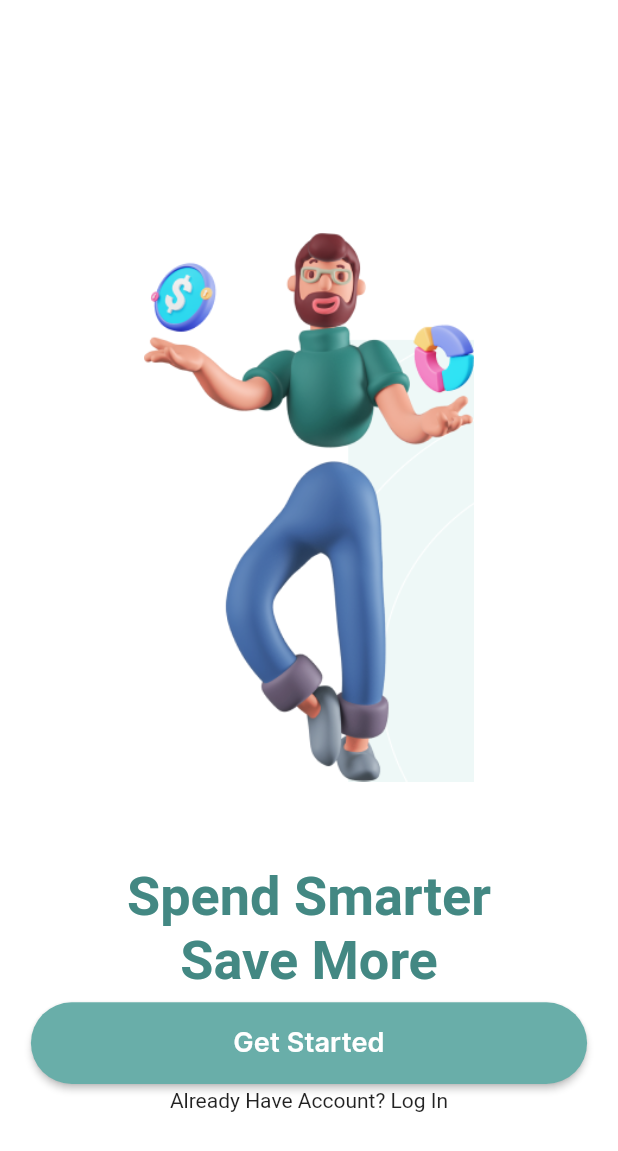
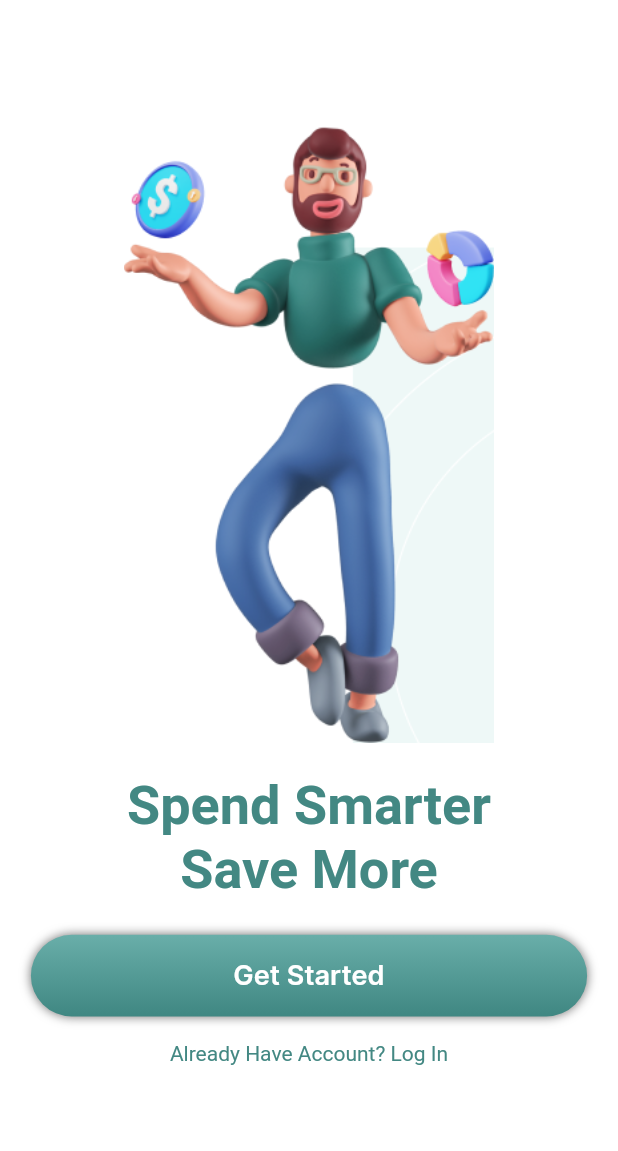
Before and after one commit to caneto/uifazendeiro, a Flutter app: the screen it shows after launch, on a phone screen of 412 x 824 dp. Shown: the top 1151 px of the screen. Run offline on Flutter 3.47's test engine with Material 2 defaults, Android fonts, the phone set to English and light mode, and no system bars.

Commit message:
Atualização.

```diff
--- a/lib/ui/onboarding/onboarding_page.dart
+++ b/lib/ui/onboarding/onboarding_page.dart
@@ -1,5 +1,6 @@
 import 'package:flutter/material.dart';
-import 'package:uifinanceiro/utils/styles/button_styles.dart';
+import 'package:uifinanceiro/ui/homepage/page/home_page.dart';
+import 'package:uifinanceiro/utils/extensions/context_extension.dart';
 import 'package:uifinanceiro/utils/styles/colors_app.dart';
 import 'package:uifinanceiro/utils/styles/text_styles.dart';
 import 'package:uifinanceiro/utils/widgets/button.dart';
@@ -11,28 +12,24 @@ class OnboardingPage extends StatelessWidget {
   Widget build(BuildContext context) {
     return Scaffold(
       backgroundColor: Colors.white,
-      body: Stack(
-        children: [
-          Align(
-            alignment: Alignment.topCenter,
-            child: Padding(
-              padding: EdgeInsets.only(
-                  top: MediaQuery.of(context).size.height * .01),
-              child: Image.asset(
-                'assets/images/specular.png',
-                width: 220,
-                height: MediaQuery.of(context).size.height * .8,
-              ),
-            ),
-          ),
-          Column(
+      body: SafeArea(
+        child:
+          SingleChildScrollView(
+            child: Column(
               crossAxisAlignment: CrossAxisAlignment.center,
               mainAxisAlignment: MainAxisAlignment.spaceBetween,
               children: [
-              Padding(
+                Container(
+                  margin: const EdgeInsets.only(top: 76),
                   padding: EdgeInsets.only(
-                    top: MediaQuery.of(context).size.height * .70),
-                child: Column(children: [
+                      top: context.height * .01),
+                  child: Image.asset(
+                    'assets/images/specular.png',
+                    width: 277.05,
+                    height: 411,
+                  ),
+                ),
+                const SizedBox(height: 21,),
                 Text(
                   'Spend Smarter',
                   style: TextStyle(
@@ -52,33 +49,58 @@ class OnboardingPage extends StatelessWidget {
                     color: ColorsApp.instance.green2,
                   ),
                 ),
-                ]),
+                const SizedBox(height: 22,),
+                Center(
+                  child: Container(
+                          decoration: BoxDecoration(
+                           gradient: LinearGradient(
+                            begin: Alignment.topCenter,
+                              end: Alignment.bottomCenter,
+                              colors: [
+                                  ColorsApp.instance.greenlinear,
+                                  ColorsApp.instance.greenlinear2,
+                              ],
                             ),
-              Padding(
-                padding: EdgeInsets.only(
-                    bottom: MediaQuery.of(context).size.height * .10),
-                child: Center(
-                  child: Column(
-                    children: [
-                      Button(
-                        height: MediaQuery.of(context).size.height * .066,
-                        widht: MediaQuery.of(context).size.width * .9,
+                            borderRadius: BorderRadius.circular(30),
+                            boxShadow: const <BoxShadow>[
+                              BoxShadow(
+                                color: Color.fromRGBO(0, 0, 0, 0.57),
+                                blurRadius: 5
+                              )
+
+                            ]
+                        ),
+                        child: Button(
+                          height: context.height * .066,
+                          widht: context.width * .9,
                           onPressed: () {
                             //widget.presenter.checkLogin();
+                            Navigator.of(context).pushReplacement(MaterialPageRoute(
+                              builder: (BuildContext context) => const HomePage()));
                           },
-                        style: context.buttonStyles.greenButton,
+                          style: ElevatedButton.styleFrom(
+                             backgroundColor: Colors.transparent,
+                             disabledForegroundColor: Colors.transparent,
+                             shadowColor: Colors.transparent,
+                             //make color or elevated button transparent
+                          ),
                           labelStyle: context.textStyles.textStart,
                           label: 'Get Started',
                         ),
-                      const SizedBox(height: 3,),
-                      const Text('Already Have Account? Log In'),
-                    ],
                       ),
+                    ),
+                    const SizedBox(height: 17,),
+                    Text(
+                      'Already Have Account? Log In',
+                      style: TextStyle(
+                        fontSize: 14,
+                        fontWeight: FontWeight.normal,
+                        color: ColorsApp.instance.green2,
                       ),
                     ),
               ],
+            ),
           )
-        ],
         ),
       );
   }
--- /dev/null
+++ b/lib/utils/extensions/int_extension.dart
@@ -0,0 +1,5 @@
+extension IntSC on int {
+  Duration get milliseconds {
+    return Duration(milliseconds: this);
+  }
+}
--- a/lib/utils/styles/button_styles.dart
+++ b/lib/utils/styles/button_styles.dart
@@ -22,7 +22,7 @@ class ButtonStyles {
     ),
   );
 
-  ButtonStyle get greenButton => ElevatedButton.styleFrom(
+  ButtonStyle get transparentButton => ElevatedButton.styleFrom(
     backgroundColor: ColorsApp.instance.greenlinear,
     shape: RoundedRectangleBorder(
       borderRadius: BorderRadius.circular(30),
--- a/lib/utils/styles/colors_app.dart
+++ b/lib/utils/styles/colors_app.dart
@@ -18,6 +18,7 @@ class ColorsApp {
   Color get green1 => const Color(0xFF63B5AF);
   Color get green2 => const Color(0xFF438883);
   Color get greenlinear => const Color(0xFF69AEA9);
+  Color get greenlinear2 => const Color(0xFF3F8782);
 }
 
 extension ColorsAppExtensions on BuildContext {
--- a/pubspec.yaml
+++ b/pubspec.yaml
@@ -36,6 +36,8 @@ dependencies:
   # The following adds the Cupertino Icons font to your application.
   # Use with the CupertinoIcons class for iOS style icons.
   cupertino_icons: ^1.0.2
+
+  page_route_animator: ^1.0.3
 
 dev_dependencies:
   flutter_test:
```
Also changed, not shown: lib/ui/homepage/page/home_page.dart (added, +14 -0 lines), lib/utils/extensions/context_extension.dart (added, +180 -0 lines), assets/images/fundohomepage.png (added), assets/images/paypal.png (added), assets/images/pessoa1.png (added), assets/images/pessoa2.png (added), assets/images/pessoa3.png (added), assets/images/pessoa4.png (added), assets/images/pessoa5.png (added), assets/images/up.png (added), assets/images/youtube.png (added), pubspec.lock. Lines whose indentation alone changed are shown as unchanged.
